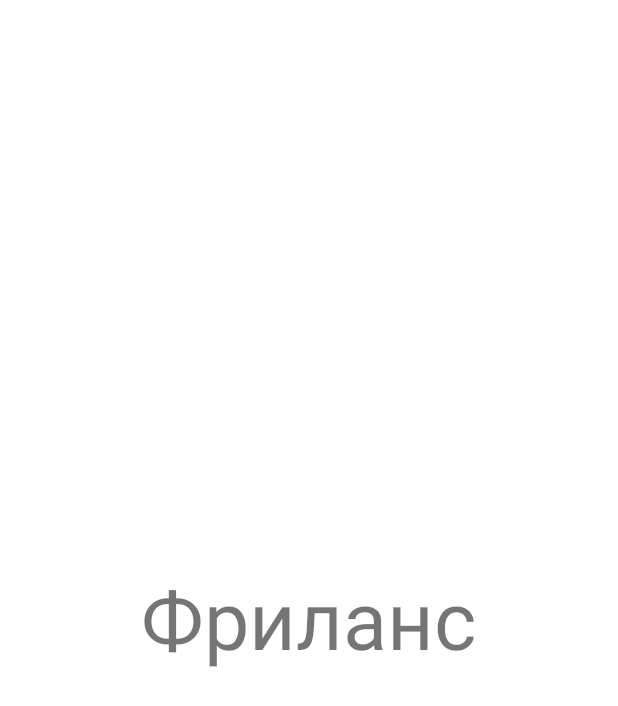
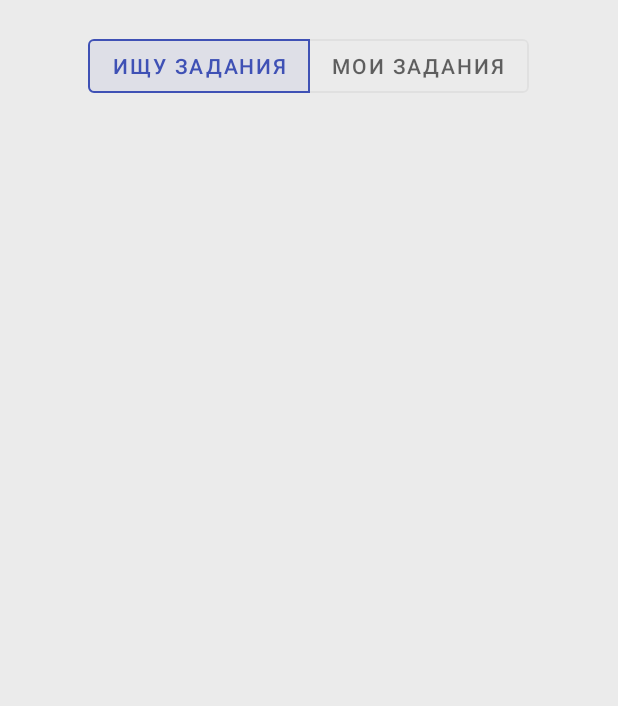
Before and after one commit to NewGameStudio/CommunityApp, an Android app: the FreelanceFragment screen opened through its navigation route, on a phone screen of 412 x 824 dp. Shown: the top 706 px of the screen. Run offline under Robolectric (Android 15) with nearby library versions, the light colour scheme and no system bars; our stand-ins replace navigation-ui.

Commit message:
create search task frontend

```diff
--- a/app/src/main/java/com/example/communityapp/Fragments/FreelanceFragment.java
+++ b/app/src/main/java/com/example/communityapp/Fragments/FreelanceFragment.java
@@ -7,9 +7,12 @@ import androidx.annotation.Nullable;
 import androidx.fragment.app.Fragment;
 
 import android.view.LayoutInflater;
+import android.view.Menu;
+import android.view.MenuItem;
 import android.view.View;
 import android.view.ViewGroup;
 
+import com.example.communityapp.Master.NavigationMaster;
 import com.example.communityapp.R;
 
 public class FreelanceFragment extends Fragment {
@@ -19,4 +22,30 @@ public class FreelanceFragment extends Fragment {
     public View onCreateView(@NonNull LayoutInflater inflater, @Nullable ViewGroup container, @Nullable Bundle savedInstanceState) {
         return inflater.inflate(R.layout.fragment_freelance, container, false);
     }
+
+    @Override
+    public void onCreate(@Nullable Bundle savedInstanceState) {
+        super.onCreate(savedInstanceState);
+        setHasOptionsMenu(true);
+    }
+
+    @Override
+    public void onPrepareOptionsMenu(@NonNull Menu menu) {
+        super.onPrepareOptionsMenu(menu);
+        menu.findItem(R.id.filter_btn).setVisible(true);
+    }
+
+    @Override
+    public boolean onOptionsItemSelected(@NonNull MenuItem item) {
+        switch (item.getItemId()) {
+
+            case R.id.filter_btn:
+                NavigationMaster.navigate(getView(),
+                        R.id.action_nav_freelance_to_searchTasksFilterFragment);
+                return true;
+
+            default:
+                return false;
+        }
+    }
 }
--- /dev/null
+++ b/app/src/main/res/drawable/ic_filter.xml
@@ -0,0 +1,10 @@
+<vector xmlns:android="http://schemas.android.com/apk/res/android"
+    android:width="24dp"
+    android:height="24dp"
+    android:viewportWidth="24"
+    android:viewportHeight="24"
+    android:tint="?attr/colorControlNormal">
+  <path
+      android:fillColor="@android:color/white"
+      android:pathData="M10,18h4v-2h-4v2zM3,6v2h18L21,6L3,6zM6,13h12v-2L6,11v2z"/>
+</vector>
--- a/app/src/main/res/drawable/shape_rectangle.xml
+++ b/app/src/main/res/drawable/shape_rectangle.xml
@@ -1,6 +1,6 @@
 <?xml version="1.0" encoding="utf-8"?>
 <shape xmlns:android="http://schemas.android.com/apk/res/android"
     android:shape="rectangle">
-    <solid android:color="#FEFEFE" />
+    <solid android:color="@color/white" />
     <corners android:radius="5dp" />
 </shape>
--- a/app/src/main/res/layout/activity_main.xml
+++ b/app/src/main/res/layout/activity_main.xml
@@ -6,6 +6,7 @@
     android:id="@+id/main_activity_layout"
     android:layout_width="match_parent"
     android:layout_height="match_parent"
+    android:background="@color/darkWhite"
     tools:context=".MainActivity">
 
     <androidx.appcompat.widget.Toolbar
@@ -31,7 +32,7 @@
         android:layout_width="match_parent"
         android:layout_height="wrap_content"
         android:layout_alignParentBottom="true"
-        android:background="@color/colorAccent"
+        android:background="@color/white"
         app:menu="@menu/bottom_navigation"/>
 
 </RelativeLayout>
--- a/app/src/main/res/layout/fragment_freelance.xml
+++ b/app/src/main/res/layout/fragment_freelance.xml
@@ -1,15 +1,36 @@
 <?xml version="1.0" encoding="utf-8"?>
-<RelativeLayout xmlns:android="http://schemas.android.com/apk/res/android"
+<RelativeLayout
+    xmlns:android="http://schemas.android.com/apk/res/android"
+    xmlns:app="http://schemas.android.com/apk/res-auto"
     xmlns:tools="http://schemas.android.com/tools"
     android:layout_width="match_parent"
     android:layout_height="match_parent"
     tools:context=".Fragments.FreelanceFragment">
 
-    <TextView
+    <com.google.android.material.button.MaterialButtonToggleGroup
+        android:id="@+id/search_task_toggle"
         android:layout_width="wrap_content"
         android:layout_height="wrap_content"
-        android:text="@string/freelance"
-        android:textSize="54sp"
-        android:layout_centerInParent="true"/>
+        android:layout_centerHorizontal="true"
+        android:layout_marginTop="20dp"
+        app:selectionRequired="true"
+        app:checkedButton="@+id/search_task_btn"
+        app:singleSelection="true">
+
+        <Button
+            android:id="@+id/search_task_btn"
+            android:layout_width="wrap_content"
+            android:layout_height="wrap_content"
+            android:text="@string/search_tasks"
+            style="@style/Widget.MaterialComponents.Button.OutlinedButton"/>
+
+        <Button
+            android:id="@+id/my_task_btn"
+            android:layout_width="wrap_content"
+            android:layout_height="wrap_content"
+            android:text="@string/my_tasks"
+            style="@style/Widget.MaterialComponents.Button.OutlinedButton"/>
+
+    </com.google.android.material.button.MaterialButtonToggleGroup>
 
 </RelativeLayout>
--- a/app/src/main/res/menu/toolbar_menu.xml
+++ b/app/src/main/res/menu/toolbar_menu.xml
@@ -7,6 +7,13 @@
         android:id="@+id/settings_btn"
         android:title="@string/settings"
         android:icon="@drawable/ic_settings"
+        android:visible="false"
+        app:showAsAction="ifRoom"/>
+
+    <item
+        android:id="@+id/filter_btn"
+        android:title="@string/filter"
+        android:icon="@drawable/ic_filter"
         android:visible="false"
         app:showAsAction="ifRoom"/>
 
--- a/app/src/main/res/navigation/nav_graph.xml
+++ b/app/src/main/res/navigation/nav_graph.xml
@@ -46,7 +46,15 @@
         android:id="@+id/nav_freelance"
         android:name="com.example.communityapp.Fragments.FreelanceFragment"
         android:label="fragment_freelance"
-        tools:layout="@layout/fragment_freelance"/>
+        tools:layout="@layout/fragment_freelance">
+        <action
+            android:id="@+id/action_nav_freelance_to_searchTasksFilterFragment"
+            app:destination="@id/searchTasksFilterFragment"
+            app:enterAnim="@anim/slide_in_right"
+            app:exitAnim="@anim/slide_out_left"
+            app:popEnterAnim="@anim/slide_in_left"
+            app:popExitAnim="@anim/slide_out_right"/>
+    </fragment>
 
     <action
         android:id="@+id/action_global_signInFragment"
@@ -62,5 +70,10 @@
             android:id="@+id/action_profileEditFragment_to_nav_profile"
             app:destination="@id/nav_profile" />
     </fragment>
+    <fragment
+        android:id="@+id/searchTasksFilterFragment"
+        android:name="com.example.communityapp.Fragments.SearchTasksFilterFragment"
+        android:label="fragment_search_tasks_filter"
+        tools:layout="@layout/fragment_search_tasks_filter" />
 
 </navigation>
--- a/app/src/main/res/values/colors.xml
+++ b/app/src/main/res/values/colors.xml
@@ -2,12 +2,12 @@
 <resources>
     <color name="colorPrimary">#3F51B5</color>
     <color name="colorPrimaryDark">#673AB7</color>
-    <color name="colorAccent">#FFFFFF</color>
+    <color name="colorAccent">#F5F5F5</color>
 
     <color name="colorLightBlack">#323232</color>
     <color name="colorDarkBlack">#000000</color>
     <color name="colorGrey">#646464</color>
 
-    <color name="colorRed">#C81414</color>
-    <color name="colorBlue">#1414C8</color>
+    <color name="white">#F5F5F5</color>
+    <color name="darkWhite">#EBEBEB</color>
 </resources>
--- a/app/src/main/res/values/strings.xml
+++ b/app/src/main/res/values/strings.xml
@@ -15,8 +15,14 @@
     <string name="logout">Выйти</string>
 
     <string name="settings">Настройки</string>
+    <string name="filter">Фильтр</string>
     <string name="save">Сохранить</string>
 
     <string name="username">Имя пользователя</string>
     <string name="description">Описание</string>
+
+    <string name="search_tasks">Ищу задания</string>
+    <string name="my_tasks">Мои задания</string>
+    <!-- TODO: Remove or change this placeholder text -->
+    <string name="hello_blank_fragment">Hello blank fragment</string>
 </resources>
```
Also changed, not shown: app/src/main/java/com/example/communityapp/Fragments/SearchTasksFilterFragment.java (added, +80 -0 lines), app/src/main/res/layout/fragment_profile.xml (+3 -4 lines), app/src/main/res/layout/fragment_profile_edit.xml (+3 -4 lines), app/src/main/res/layout/fragment_search_tasks_filter.xml (added, +177 -0 lines).
